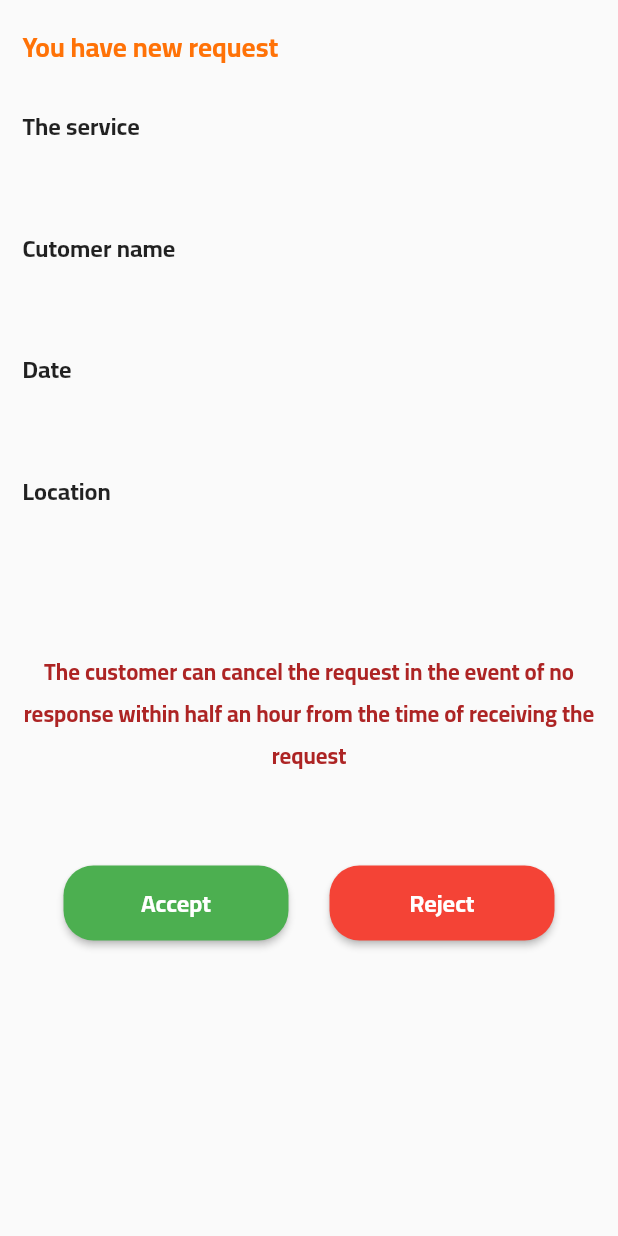
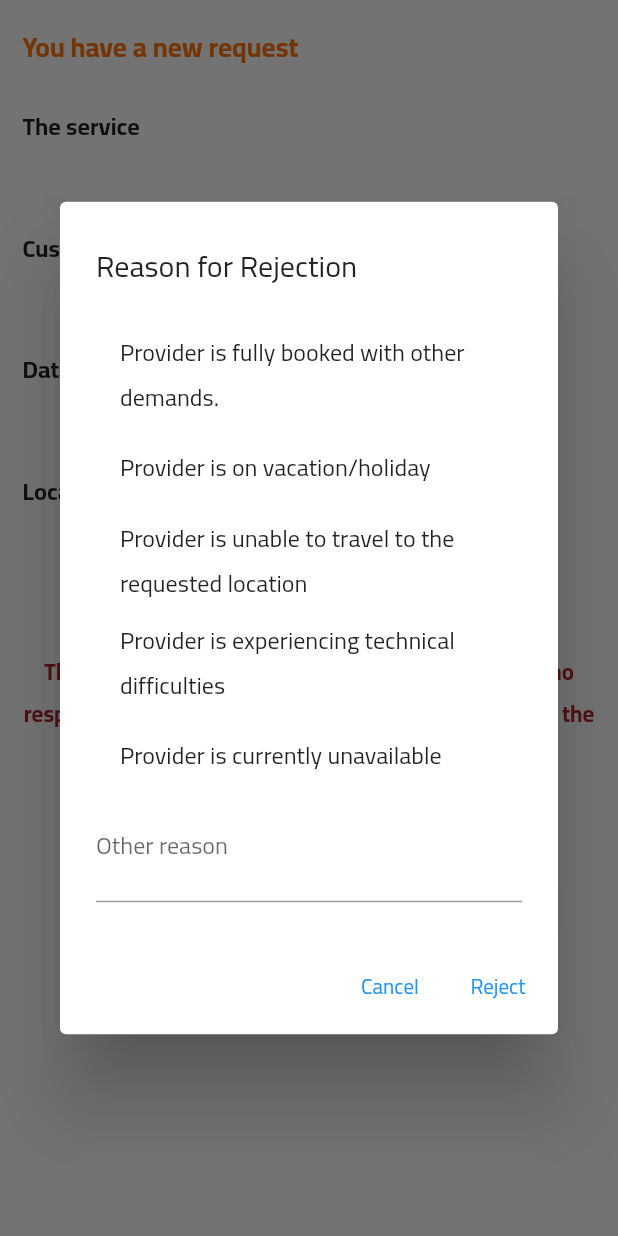
Before and after one commit to BAALOUL/ClassRanker, a Flutter app: the BookingDecision screen opened by its route, after a tap on "Reject", on a phone screen of 412 x 824 dp. Run offline on Flutter 3.47's test engine with Material 2 defaults, Android fonts, the phone set to English and light mode, and no system bars; our stand-ins replace cached_network_image, dartz, dropdown_search, firebase_core, firebase_messaging, flutter_otp_text_field and 8 more; missing offline and left inert: dart:ffi; accounts and stored records are empty; project files that could hold a hidden picture were left out.

Commit message:
finished with the notification, a new screen added to handle with the deffirent status

```diff
--- a/lib/controller/booking/bookingController.dart
+++ b/lib/controller/booking/bookingController.dart
@@ -77,7 +77,7 @@ class BookingControllerImp extends BookingController {
     provName = providerModel.providername!;
     serviceName = Get.arguments['serviceName'];
     servId = Get.arguments['serviceId'];
-    status = "current";
+    status = "pending";
   }
 
   @override
--- a/lib/controller/booking/bookingDecision.dart
+++ b/lib/controller/booking/bookingDecision.dart
@@ -2,10 +2,10 @@ import 'package:ecommerce_store/core/class/statusRequest.dart';
 import 'package:ecommerce_store/data/remote/booking/bookingStatusUpdateData.dart';
 import 'package:flutter/material.dart';
 import 'package:get/get.dart';
+import '../../core/constant/consRoutes.dart';
 import '../../core/functions/handingDataController.dart';
 
 abstract class BookingDecisionController extends GetxController {
-  //bookingStatusUpdate(String bookingId, String status, String providerid);
   bookingStatus(String status);
   initData();
 }
@@ -21,12 +21,14 @@ class BookingDecisionControllerImp extends BookingDecisionController {
   late String username = "";
   late String bookingDate = "";
   late String bookingAddress = "";
+  late String demandStatus = "";
+  late String selectedReason = '';
 
   @override
   bookingStatus(status) async {
     statusRequest = StatusRequest.loading;
     var response = await bookingStatusUpdateData.postBookingStatusUpdate(
-        bookingId, status);
+        bookingId, status, selectedReason);
     statusRequest = handingData(response);
     if (StatusRequest.success == statusRequest) {
       if (response['status'] == "success") {
@@ -37,10 +39,13 @@ class BookingDecisionControllerImp extends BookingDecisionController {
             backgroundColor: const Color.fromARGB(255, 62, 185, 84),
           );
         } else if (status == 'rejected') {
-          Get.snackbar('Service demand rejected',
-              'The service demand has been rejected.',
-              backgroundColor: const Color.fromARGB(255, 185, 62, 62));
+          Get.snackbar(
+            'Service demand rejected',
+            'The service demand has been rejected.',
+            backgroundColor: const Color.fromARGB(255, 185, 62, 62),
+          );
         }
+        Get.offAllNamed(ConsRoutes.homescreen);
       } else {
         statusRequest = StatusRequest.failure;
       }
@@ -64,6 +69,8 @@ class BookingDecisionControllerImp extends BookingDecisionController {
       username = arguments['username'];
       bookingDate = arguments['booking_date'];
       bookingAddress = arguments['booking_address'];
+      demandStatus = arguments['booking_status'];
+      print("Id: $bookingId, date: $bookingDate, status: $demandStatus");
     }
   }
 }
--- a/lib/core/constant/consRoutes.dart
+++ b/lib/core/constant/consRoutes.dart
@@ -34,6 +34,7 @@ class ConsRoutes {
   static const String bookingDecision = "/bookingdecision";
   static const String bookingsByUser = "/bookingsbyuser";
   static const String problemDescriptionScreen = "/problemdescriptionscreen";
+  static const String providerAnswer = "/provideranswer";
 
   static const String addReview = "/addreviewscreen";
 
--- a/lib/data/remote/booking/bookingStatusUpdateData.dart
+++ b/lib/data/remote/booking/bookingStatusUpdateData.dart
@@ -5,10 +5,12 @@ class BookingStatusUpdateData {
   Crud crud;
   BookingStatusUpdateData(this.crud);
 
-  postBookingStatusUpdate(String bookingId, String bookingStatus) async {
+  postBookingStatusUpdate(
+      String bookingId, String bookingStatus, String reason) async {
     var response = await crud.postData(Links.bookingStatusUpdate, {
       "booking_id": bookingId,
       "booking_status": bookingStatus,
+      "booking_reason": reason
     });
     return response.fold((l) => l, (r) => r);
   }
--- a/lib/routes.dart
+++ b/lib/routes.dart
@@ -10,6 +10,7 @@ import 'package:ecommerce_store/view/screen/booking/bookingMessage.dart';
 import 'package:ecommerce_store/view/screen/booking/bookingSummray.dart';
 import 'package:ecommerce_store/view/screen/booking/bookingsByUserView.dart';
 import 'package:ecommerce_store/view/screen/booking/problemDescriptionScreen.dart';
+import 'package:ecommerce_store/view/screen/booking/providerAnswer.dart';
 import 'package:ecommerce_store/view/screen/forgetPassword/forgetPassWord.dart';
 import 'package:ecommerce_store/view/screen/auth/langugeChange.dart';
 import 'package:ecommerce_store/view/screen/auth/login.dart';
@@ -64,8 +65,7 @@ List<GetPage<dynamic>>? routes = [
   GetPage(name: ConsRoutes.bookingSummary, page: () => const BookingSummary()),
   GetPage(
       name: ConsRoutes.bookingsByUser, page: () => const BookingsByUserView()),
-  GetPage(
-      name: ConsRoutes.bookingDecision, page: () => const BookingDecision()),
+  GetPage(name: ConsRoutes.bookingDecision, page: () => BookingDecision()),
   GetPage(
       name: ConsRoutes.problemDescriptionScreen,
       page: () => const ProblemDescriptionScreen()),
@@ -102,4 +102,5 @@ List<GetPage<dynamic>>? routes = [
       name: ConsRoutes.providerAdd,
       page: () => const ProviderInformationView()),
   GetPage(name: ConsRoutes.addReview, page: () => AddReviewScreen()),
+  GetPage(name: ConsRoutes.providerAnswer, page: () => const ProviderAnswer()),
 ];
--- a/lib/view/screen/booking/bookingDecision.dart
+++ b/lib/view/screen/booking/bookingDecision.dart
@@ -5,14 +5,100 @@ import 'package:get/get.dart';
 import '../../../controller/booking/bookingDecision.dart';
 
 class BookingDecision extends StatelessWidget {
-  //final List<Review> reviewList;
-  const BookingDecision({
-    super.key,
-  });
+  BookingDecision({Key? key}) : super(key: key);
+
+  void _showRejectionDialog(BuildContext context) {
+    showDialog(
+      context: context,
+      builder: (BuildContext context) {
+        String selectedReason = '';
+
+        return AlertDialog(
+          title: const Text('Reason for Rejection'),
+          content: Column(
+            mainAxisSize: MainAxisSize.min,
+            children: [
+              // List of choices
+              ListTile(
+                title:
+                    const Text('Provider is fully booked with other demands.'),
+                onTap: () {
+                  selectedReason =
+                      'Provider is fully booked with other demands.';
+                  //Navigator.pop(context);
+                },
+              ),
+              ListTile(
+                title: const Text('Provider is on vacation/holiday'),
+                onTap: () {
+                  selectedReason = 'Provider is on vacation/holiday';
+                  //Navigator.pop(context);
+                },
+              ),
+              ListTile(
+                title: const Text(
+                    'Provider is unable to travel to the requested location'),
+                onTap: () {
+                  selectedReason =
+                      'Provider is unable to travel to the requested location';
+                  //Navigator.pop(context);
+                },
+              ),
+              ListTile(
+                title: const Text(
+                    'Provider is experiencing technical difficulties'),
+                onTap: () {
+                  selectedReason =
+                      'Provider is experiencing technical difficulties';
+                  //Navigator.pop(context);
+                },
+              ),
+              ListTile(
+                title: const Text('Provider is currently unavailable'),
+                onTap: () {
+                  selectedReason = 'Provider is currently unavailable';
+                  //Navigator.pop(context);
+                },
+              ),
+              // Text field for custom reason
+              TextField(
+                onChanged: (value) {
+                  selectedReason = value;
+                },
+                decoration: const InputDecoration(labelText: 'Other reason'),
+              ),
+            ],
+          ),
+          actions: [
+            TextButton(
+              onPressed: () {
+                Navigator.pop(context);
+              },
+              child: const Text('Cancel'),
+            ),
+            TextButton(
+              onPressed: () {
+                if (selectedReason.isNotEmpty) {
+                  // Get the controller instance
+                  BookingDecisionControllerImp controller =
+                      Get.find<BookingDecisionControllerImp>();
+                  // Call controller method to handle rejection
+                  controller.selectedReason = selectedReason;
+                  controller.bookingStatus("rejected");
+                }
+                //Navigator.pop(context);
+              },
+              child: const Text('Reject'),
+            ),
+          ],
+        );
+      },
+    );
+  }
 
   @override
   Widget build(BuildContext context) {
-    Get.put(BookingDecisionControllerImp());
+    Get.put<BookingDecisionControllerImp>(BookingDecisionControllerImp());
     return Scaffold(
       body: GetBuilder<BookingDecisionControllerImp>(
         builder: (controller) => SafeArea(
@@ -21,11 +107,9 @@ class BookingDecision extends StatelessWidget {
             child: ListView(
               children: [
                 const TitleCustom(
-                        title: "You have new request",
+                  title: "You have a new request",
                 ),
-                      const SizedBox(
-                        height: 10,
-                      ),
+                const SizedBox(height: 10),
                 const Text(
                   'The service',
                   style: TextStyle(
@@ -33,38 +117,26 @@ class BookingDecision extends StatelessWidget {
                     fontSize: 16,
                   ),
                 ),
-                      const SizedBox(
-                        height: 5,
-                      ),
+                const SizedBox(height: 5),
                 Text(
                   controller.serviceName,
                   style: const TextStyle(fontSize: 14),
                 ),
                 //************************************** */
-
-                      const SizedBox(
-                        height: 20,
-                      ),
-
+                const SizedBox(height: 20),
                 const Text(
-                        'Cutomer name',
+                  'Customer name',
                   style: TextStyle(
                     fontWeight: FontWeight.bold,
                     fontSize: 16,
                   ),
                 ),
-                      const SizedBox(
-                        height: 5,
-                      ),
+                const SizedBox(height: 5),
                 Text(
                   controller.username,
                   style: const TextStyle(fontSize: 14),
                 ),
-
-                      const SizedBox(
-                        height: 20,
-                      ),
-
+                const SizedBox(height: 20),
                 const Text(
                   'Date',
                   style: TextStyle(
@@ -72,18 +144,13 @@ class BookingDecision extends StatelessWidget {
                     fontSize: 16,
                   ),
                 ),
-                      const SizedBox(
-                        height: 5,
-                      ),
+                const SizedBox(height: 5),
                 Text(
                   controller.bookingDate,
                   style: const TextStyle(fontSize: 14),
                 ),
                 //****************   */  Location
-
-                      const SizedBox(
-                        height: 20,
-                      ),
+                const SizedBox(height: 20),
                 const Text(
                   'Location',
                   style: TextStyle(
@@ -91,29 +158,22 @@ class BookingDecision extends StatelessWidget {
                     fontSize: 16,
                   ),
                 ),
-                      const SizedBox(
-                        height: 5,
-                      ),
+                const SizedBox(height: 5),
                 Text(
                   controller.bookingAddress,
                   style: const TextStyle(fontSize: 14),
                 ),
-
-                      const SizedBox(
-                        height: 60,
-                      ),
-
+                const SizedBox(height: 60),
                 const Text(
                   'The customer can cancel the request in the event of no response within half an hour from the time of receiving the request',
                   style: TextStyle(
                     fontWeight: FontWeight.bold,
                     fontSize: 15,
-                            color: Color.fromARGB(255, 173, 36, 36)),
+                    color: Color.fromARGB(255, 173, 36, 36),
+                  ),
                   textAlign: TextAlign.center,
                 ),
-                      const SizedBox(
-                        height: 60,
-                      ),
+                const SizedBox(height: 60),
                 Row(
                   mainAxisAlignment: MainAxisAlignment.spaceEvenly,
                   children: [
@@ -144,7 +204,7 @@ class BookingDecision extends StatelessWidget {
                       width: 150,
                       child: ElevatedButton(
                         onPressed: () {
-                                controller.bookingStatus("rejected");
+                          _showRejectionDialog(context);
                         },
                         style: ElevatedButton.styleFrom(
                           primary: Colors.red,
@@ -166,7 +226,8 @@ class BookingDecision extends StatelessWidget {
               ],
             ),
           ),
-              )),
+        ),
+      ),
     );
   }
 }
--- /dev/null
+++ b/lib/view/screen/booking/rejectionDialog.dart
@@ -0,0 +1,81 @@
+import 'package:flutter/material.dart';
+
+class RejectionDialog {
+  static void show(BuildContext context, Function(String) onReject) {
+    String selectedReason = '';
+
+    showDialog(
+      context: context,
+      builder: (BuildContext context) {
+        return AlertDialog(
+          title: const Text('Reason for Rejection'),
+          content: Column(
+            mainAxisSize: MainAxisSize.min,
+            children: [
+              // List of choices
+              ListTile(
+                title:
+                    const Text('Provider is fully booked with other demands.'),
+                onTap: () {
+                  selectedReason =
+                      'Provider is fully booked with other demands.';
+                },
+              ),
+              ListTile(
+                title: const Text('Provider is on vacation/holiday'),
+                onTap: () {
+                  selectedReason = 'Provider is on vacation/holiday';
+                },
+              ),
+              ListTile(
+                title: const Text(
+                    'Provider is unable to travel to the requested location'),
+                onTap: () {
+                  selectedReason =
+                      'Provider is unable to travel to the requested location';
+                },
+              ),
+              ListTile(
+                title: const Text(
+                    'Provider is experiencing technical difficulties'),
+                onTap: () {
+                  selectedReason =
+                      'Provider is experiencing technical difficulties';
+                },
+              ),
+              ListTile(
+                title: const Text('Provider is currently unavailable'),
+                onTap: () {
+                  selectedReason = 'Provider is currently unavailable';
+                },
+              ),
+              // Text field for custom reason
+              TextField(
+                onChanged: (value) {
+                  selectedReason = value;
+                },
+                decoration: const InputDecoration(labelText: 'Other reason'),
+              ),
+            ],
+          ),
+          actions: [
+            TextButton(
+              onPressed: () {
+                Navigator.pop(context);
+              },
+              child: const Text('Cancel'),
+            ),
+            TextButton(
+              onPressed: () {
+                if (selectedReason.isNotEmpty) {
+                  onReject(selectedReason);
+                }
+              },
+              child: const Text('Reject'),
+            ),
+          ],
+        );
+      },
+    );
+  }
+}
```
Also changed, not shown: lib/controller/booking/bookingByUserController.dart (+11 -7 lines), lib/controller/homeController/homescreenController.dart (+55 -28 lines), lib/controller/orders/ordersByProviderController.dart (+7 -7 lines), lib/view/screen/auth/loginScreen.dart (+33 -14 lines), lib/view/screen/booking/bookingCompleted.dart (added, +91 -0 lines), lib/view/screen/booking/bookingsByUserView.dart (+16 -2 lines), lib/view/screen/booking/providerAnswer.dart (added, +118 -0 lines), lib/view/screen/orders/ordersByProviderView.dart (+32 -22 lines). Lines whose indentation alone changed are shown as unchanged.
